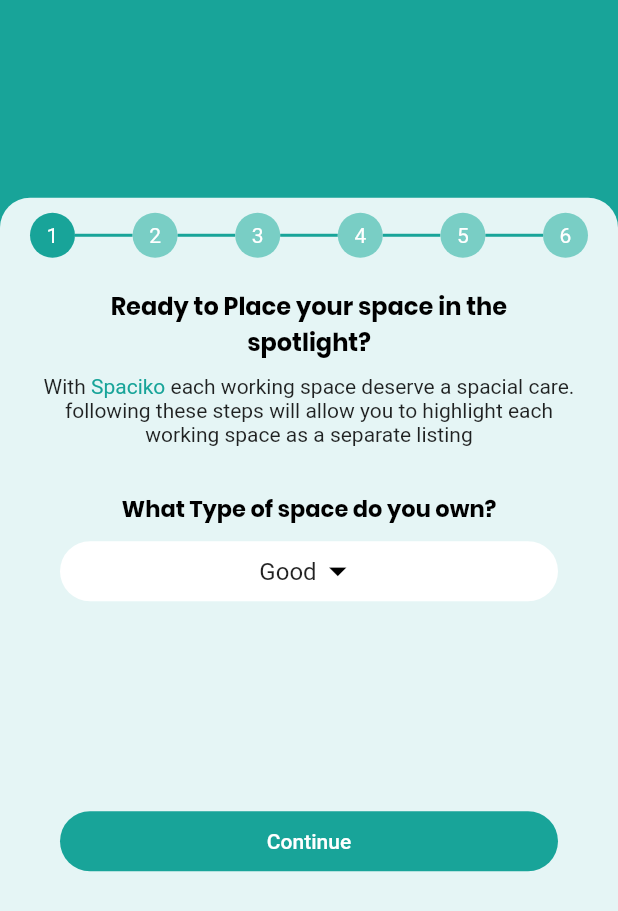
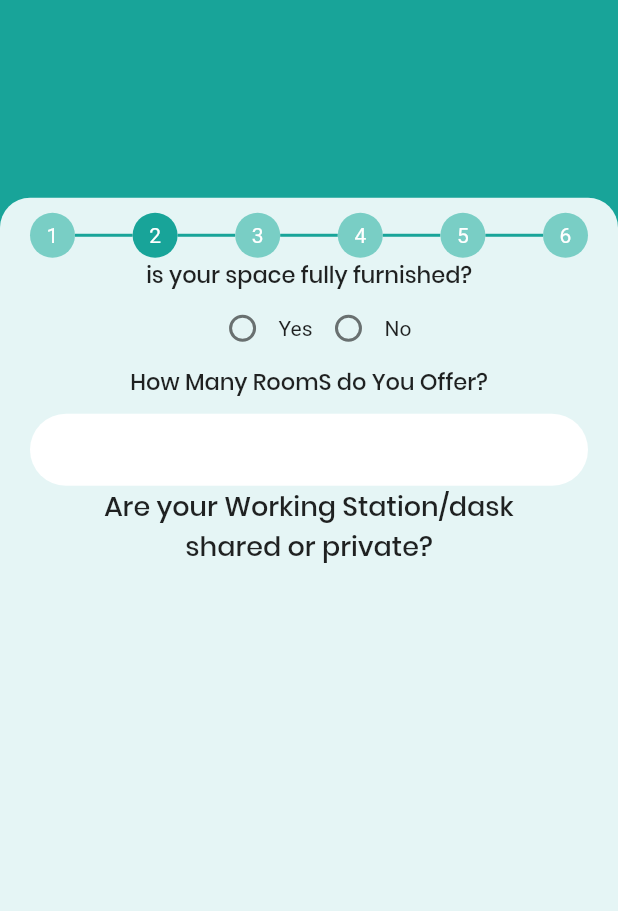
Before and after one commit to chiragSensussoft/spaciko, a Flutter app: the AddScreen screen opened directly, on a phone screen of 412 x 824 dp. Shown: the top 911 px of the screen. Run offline on Flutter 3.47's test engine with Material 2 defaults, Android fonts, the phone set to English and light mode, and no system bars; our stand-ins replace geolocator, google_maps_flutter, shared_preferences, webview_flutter; accounts and stored records are empty.

```diff
--- a/lib/Home/Ui/Add/Add.dart
+++ b/lib/Home/Ui/Add/Add.dart
@@ -1,6 +1,7 @@
 import 'package:flutter/cupertino.dart';
 import 'package:flutter/material.dart';
 import 'package:spaciko/Home/Ui/Add/steps/Step1.dart';
+import 'package:spaciko/Home/Ui/Add/steps/Step2.dart';
 import 'package:spaciko/widgets/Pelette.dart';
 
 class Add extends StatelessWidget {
@@ -19,10 +20,9 @@ class _AddScreenState extends State<AddScreen> {
   List<String> _stepText = ['1','2','3','4','5','6'];
   var activeColor = Pelette.ColorPrimaryDark;
   var inActiveColor = Pelette.colorGreenTrans;
-  int _curStep =0;
+  int _curStep =1;
   @override
   Widget build(BuildContext context) {
-    var size = MediaQuery.of(context).size;
     return Scaffold(
       body: Container(
         color: Pelette.ColorPrimaryDark,
@@ -30,7 +30,7 @@ class _AddScreenState extends State<AddScreen> {
           children: [
             Container(
               color: Pelette.ColorPrimaryDark,
-              height: MediaQuery.of(context).size.height *0.16,
+              height: MediaQuery.of(context).size.height * 0.16,
             ),
             Expanded(
               child: Container(
@@ -47,7 +47,7 @@ class _AddScreenState extends State<AddScreen> {
                         children: step(),
                       ),
                       Expanded(
-                        child: Step1(),
+                        child: _ReplaceStep(),
                       )
                     ],
                   )
@@ -60,12 +60,21 @@ class _AddScreenState extends State<AddScreen> {
     );
   }
 
+  Widget _ReplaceStep(){
+    if(_curStep ==0){
+      return Step1();
+    }
+    else if(_curStep == 1){
+      return Step2();
+    }
+  }
+
  List<Widget> step() {
    var list = <Widget>[];
     _stepText.asMap().forEach((i, value) {
 
       var circleColor =
-      (i == 0 || _curStep > i + 1) ? activeColor : inActiveColor;
+      (i == _curStep) ? activeColor : inActiveColor;
 
       list.add(
         Container(
--- a/lib/Home/Ui/Add/steps/Step1.dart
+++ b/lib/Home/Ui/Add/steps/Step1.dart
@@ -3,6 +3,8 @@ import 'package:flutter/material.dart';
 import 'package:spaciko/widgets/Pelette.dart';
 
 class Step1 extends StatefulWidget {
+
+
   @override
   _Step1State createState() => _Step1State();
 }
@@ -67,7 +69,8 @@ class _Step1State extends State<Step1> {
             shape: RoundedRectangleBorder(borderRadius: BorderRadius.circular(25)),
             minWidth: MediaQuery.of(context).size.width,
             color: Pelette.ColorPrimaryDark,
-            onPressed: (){},
+            onPressed: (){
+            },
             child: Text('Continue',style: TextStyle(color: Pelette.ColorWhite),),
           ),
         )
--- /dev/null
+++ b/lib/Home/Ui/Add/steps/Step2.dart
@@ -0,0 +1,72 @@
+import 'package:flutter/cupertino.dart';
+import 'package:flutter/material.dart';
+
+class Step2 extends StatefulWidget {
+  @override
+  _Step2State createState() => _Step2State();
+}
+
+class _Step2State extends State<Step2> {
+  SingingCharacter _character;
+  @override
+  Widget build(BuildContext context) {
+    return Container(
+      child: Column(
+        children: [
+          Text('is your space fully furnished?',style: TextStyle(fontFamily: 'poppins_medium',fontSize: 15),),
+          Container(
+            width: MediaQuery.of(context).size.width,
+            child: Row(
+              mainAxisAlignment: MainAxisAlignment.center,
+              children: [
+                Radio(
+                     value: SingingCharacter.Yes,
+                     groupValue: _character,
+                     onChanged: (SingingCharacter value) {
+                       setState(() {
+                         _character = value;
+                       });
+                     },
+                   ),
+               Text('Yes'),
+               Radio(
+                     value: SingingCharacter.No,
+                     groupValue: _character,
+                     onChanged: (SingingCharacter value) {
+                       setState(() {
+                         _character = value;
+                       });
+                     },
+                   ),
+                Text('No'),
+              ],
+            ),
+          ),
+          Container(
+            child: Text('How Many RoomS do You Offer?',style: TextStyle(fontSize: 15,fontFamily: 'poppins_medium'),),
+          ),
+          Container(margin: const EdgeInsets.only(top: 10,left: 0,right: 0),
+            decoration: BoxDecoration(
+                color: Colors.white,
+                borderRadius: BorderRadius.circular(25)
+            ),
+            child: TextFormField(
+              decoration: InputDecoration(
+                fillColor: Colors.white,
+                  border: OutlineInputBorder(
+                      borderRadius: BorderRadius.circular(25),
+                    borderSide: BorderSide.none
+                  ),
+                  contentPadding: const EdgeInsets.fromLTRB(20, 0, 20, 0)
+              ),
+            ),
+          ),
+          Container(padding: const EdgeInsets.only(left: 20,right: 20),
+            child: Text('Are your Working Station/dask shared or private?',style: TextStyle(fontSize: 18,fontFamily: 'poppins_medium'),textAlign: TextAlign.center,),
+          )
+        ],
+      )
+    );
+  }
+}
+enum SingingCharacter { Yes, No }
```
